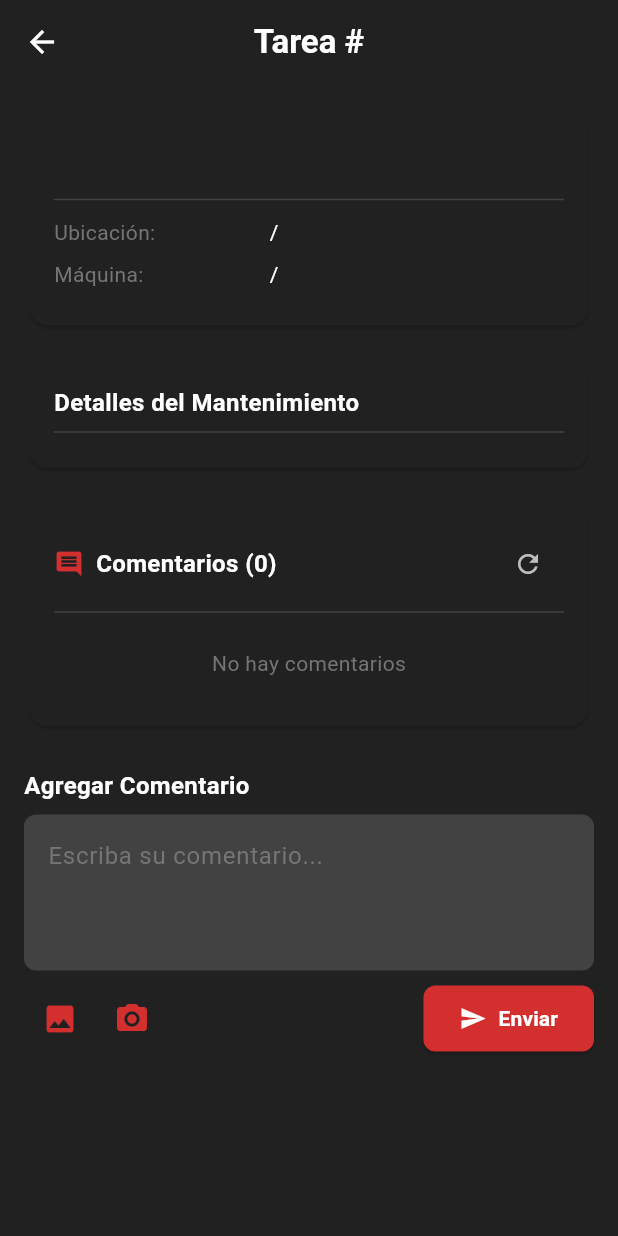
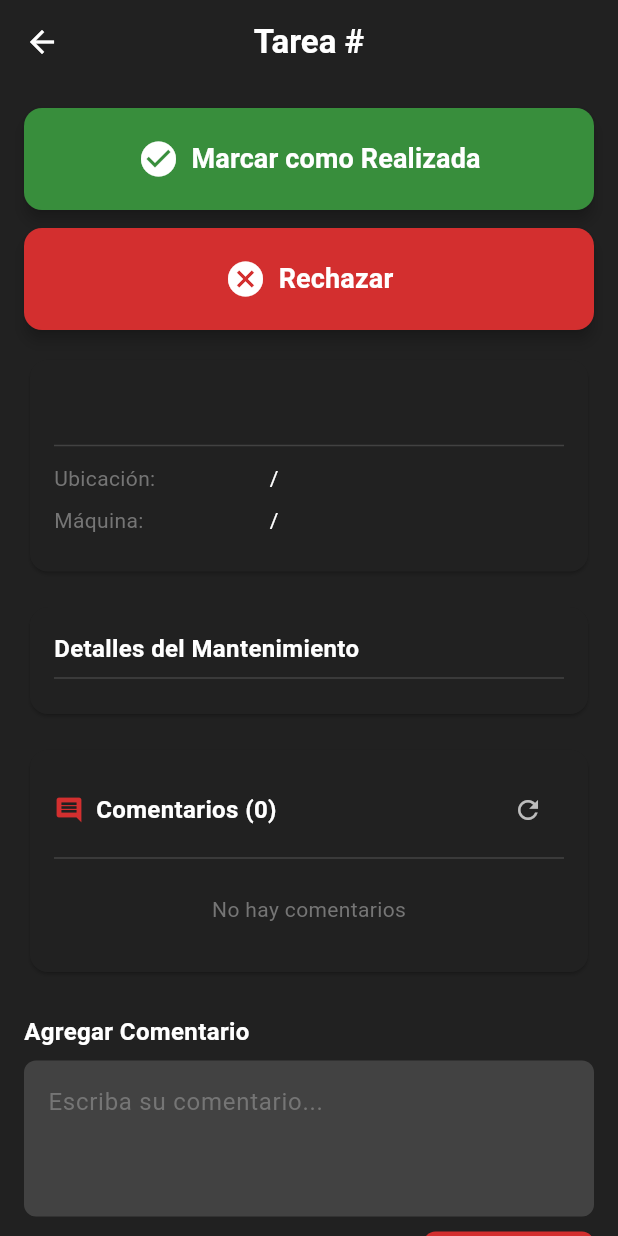
Before and after one commit to Cits100/ilac-project, a Flutter app: the TaskDetailScreen screen opened directly with empty values, on a phone screen of 412 x 824 dp. Run offline on Flutter 3.47's test engine with Material 3 defaults, Android fonts, the light colour scheme and no system bars; our stand-ins replace connectivity_plus, flutter_secure_storage, image_picker, permission_handler, shared_preferences, sqflite; accounts and stored records are empty.

Commit message:
fix: Cola offline, botones restaurados, mensajes en español
task_list_screen:
- Agregar acciones a cola offline para aceptar/rechazar tareas nuevas
- Agregar 'Aceptar Todo' y 'Rechazar Todo' a cola offline
- Mensajes de error en español y cortos

task_detail_screen:
- Restaurar botón 'Marcar como Realizada' para tareas personales
- Restaurar botón 'Rechazar' para tareas personales (con razón)
- Mensajes de error en español y cortos

dashboard_screen:
- Eliminar botón de configuración del AppBar

```diff
--- a/mobile-app/lib/screens/task/task_detail_screen.dart
+++ b/mobile-app/lib/screens/task/task_detail_screen.dart
@@ -201,7 +201,7 @@ class _TaskDetailScreenState extends State<TaskDetailScreen> {
         if (mounted) {
           ScaffoldMessenger.of(context).showSnackBar(
             const SnackBar(
-              content: Text('Comentario guardado para enviar cuando haya conexión'),
+              content: Text('Sin conexión. Guardado.'),
               backgroundColor: AppTheme.primaryRed,
             ),
           );
@@ -218,7 +218,7 @@ class _TaskDetailScreenState extends State<TaskDetailScreen> {
       if (mounted) {
         ScaffoldMessenger.of(context).showSnackBar(
           const SnackBar(
-            content: Text('Comentario guardado para enviar cuando haya conexión'),
+            content: Text('Sin conexión. Guardado.'),
             backgroundColor: AppTheme.primaryRed,
           ),
         );
@@ -282,7 +282,7 @@ class _TaskDetailScreenState extends State<TaskDetailScreen> {
         if (mounted) {
           ScaffoldMessenger.of(context).showSnackBar(
             const SnackBar(
-              content: Text('Acción guardada para enviar cuando haya conexión'),
+              content: Text('Sin conexión. Guardado.'),
               backgroundColor: AppTheme.primaryRed,
             ),
           );
@@ -293,7 +293,7 @@ class _TaskDetailScreenState extends State<TaskDetailScreen> {
       if (mounted) {
         ScaffoldMessenger.of(context).showSnackBar(
           const SnackBar(
-            content: Text('Acción guardada para enviar cuando haya conexión'),
+            content: Text('Sin conexión. Guardado.'),
             backgroundColor: AppTheme.primaryRed,
           ),
         );
@@ -389,7 +389,7 @@ class _TaskDetailScreenState extends State<TaskDetailScreen> {
         if (mounted) {
           ScaffoldMessenger.of(context).showSnackBar(
             const SnackBar(
-              content: Text('Acción guardada para enviar cuando haya conexión'),
+              content: Text('Sin conexión. Guardado.'),
               backgroundColor: AppTheme.primaryRed,
             ),
           );
@@ -404,7 +404,7 @@ class _TaskDetailScreenState extends State<TaskDetailScreen> {
       if (mounted) {
         ScaffoldMessenger.of(context).showSnackBar(
           const SnackBar(
-            content: Text('Acción guardada para enviar cuando haya conexión'),
+            content: Text('Sin conexión. Guardado.'),
             backgroundColor: AppTheme.primaryRed,
           ),
         );
@@ -441,7 +441,7 @@ class _TaskDetailScreenState extends State<TaskDetailScreen> {
         if (mounted) {
           ScaffoldMessenger.of(context).showSnackBar(
             const SnackBar(
-              content: Text('Acción guardada para enviar cuando haya conexión'),
+              content: Text('Sin conexión. Guardado.'),
               backgroundColor: AppTheme.primaryRed,
             ),
           );
@@ -452,7 +452,7 @@ class _TaskDetailScreenState extends State<TaskDetailScreen> {
       if (mounted) {
         ScaffoldMessenger.of(context).showSnackBar(
           const SnackBar(
-            content: Text('Acción guardada para enviar cuando haya conexión'),
+            content: Text('Sin conexión. Guardado.'),
             backgroundColor: AppTheme.primaryRed,
           ),
         );
@@ -556,6 +556,68 @@ class _TaskDetailScreenState extends State<TaskDetailScreen> {
                     ),
                   ),
                 ],
+              ),
+              const SizedBox(height: 16),
+            ],
+
+            // Marcar como Realizada / Rechazar for personal tasks
+            if (!isNewTask && !isCompleted) ...[
+              SizedBox(
+                width: double.infinity,
+                child: ElevatedButton.icon(
+                  onPressed: _isCompleting ? null : _completeTask,
+                  icon: _isCompleting
+                      ? const SizedBox(
+                          width: 24,
+                          height: 24,
+                          child: CircularProgressIndicator(
+                            strokeWidth: 2,
+                            color: AppTheme.white,
+                          ),
+                        )
+                      : const Icon(Icons.check_circle, size: 28),
+                  label: Text(
+                    _isCompleting ? 'Marcando...' : 'Marcar como Realizada',
+                    style: const TextStyle(fontSize: 18, fontWeight: FontWeight.bold),
+                  ),
+                  style: ElevatedButton.styleFrom(
+                    backgroundColor: Colors.green.shade700,
+                    padding: const EdgeInsets.symmetric(vertical: 20, horizontal: 24),
+                    shape: RoundedRectangleBorder(
+                      borderRadius: BorderRadius.circular(12),
+                    ),
+                    elevation: 4,
+                  ),
+                ),
+              ),
+              const SizedBox(height: 12),
+              SizedBox(
+                width: double.infinity,
+                child: ElevatedButton.icon(
+                  onPressed: _isRejecting ? null : _rejectTask,
+                  icon: _isRejecting
+                      ? const SizedBox(
+                          width: 24,
+                          height: 24,
+                          child: CircularProgressIndicator(
+                            strokeWidth: 2,
+                            color: AppTheme.white,
+                          ),
+                        )
+                      : const Icon(Icons.cancel, size: 28),
+                  label: Text(
+                    _isRejecting ? 'Rechazando...' : 'Rechazar',
+                    style: const TextStyle(fontSize: 18, fontWeight: FontWeight.bold),
+                  ),
+                  style: ElevatedButton.styleFrom(
+                    backgroundColor: AppTheme.primaryRed,
+                    padding: const EdgeInsets.symmetric(vertical: 20, horizontal: 24),
+                    shape: RoundedRectangleBorder(
+                      borderRadius: BorderRadius.circular(12),
+                    ),
+                    elevation: 4,
+                  ),
+                ),
               ),
               const SizedBox(height: 16),
             ],
```
Also changed, not shown: mobile-app/lib/screens/dashboard/dashboard_screen.dart (+0 -14 lines), mobile-app/lib/screens/task/task_list_screen.dart (+98 -5 lines).
